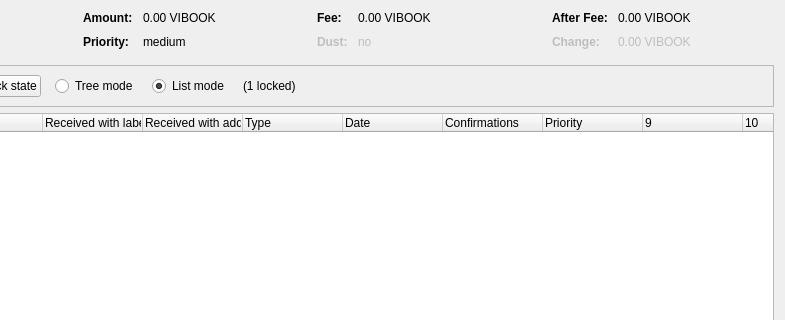
Qt form src/qt/forms/coincontroldialog.ui (VibookCoin/vibook) before a commit; both pictures show x 169 to 954 and y 0 to 320 of the 954 by 500 pixel window.
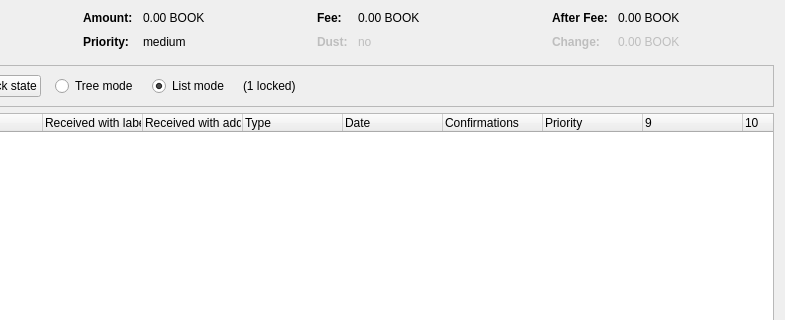
The same form after that commit. Custom widgets are drawn as their Qt base class.

What changed in the file:
```diff
--- a/src/qt/forms/coincontroldialog.ui
+++ b/src/qt/forms/coincontroldialog.ui
@@ -132,7 +132,7 @@
           <enum>Qt::ActionsContextMenu</enum>
          </property>
          <property name="text">
-          <string notr="true">0.00 VIBOOK</string>
+          <string notr="true">0.00 BOOK</string>
          </property>
          <property name="textInteractionFlags">
           <set>Qt::LinksAccessibleByMouse|Qt::TextSelectableByKeyboard|Qt::TextSelectableByMouse</set>
@@ -206,7 +206,7 @@
           <enum>Qt::ActionsContextMenu</enum>
          </property>
          <property name="text">
-          <string notr="true">0.00 VIBOOK</string>
+          <string notr="true">0.00 BOOK</string>
          </property>
          <property name="textInteractionFlags">
           <set>Qt::LinksAccessibleByMouse|Qt::TextSelectableByKeyboard|Qt::TextSelectableByMouse</set>
@@ -286,7 +286,7 @@
           <enum>Qt::ActionsContextMenu</enum>
          </property>
          <property name="text">
-          <string notr="true">0.00 VIBOOK</string>
+          <string notr="true">0.00 BOOK</string>
          </property>
          <property name="textInteractionFlags">
           <set>Qt::LinksAccessibleByMouse|Qt::TextSelectableByKeyboard|Qt::TextSelectableByMouse</set>
@@ -321,7 +321,7 @@
           <enum>Qt::ActionsContextMenu</enum>
          </property>
          <property name="text">
-          <string notr="true">0.00 VIBOOK</string>
+          <string notr="true">0.00 BOOK</string>
          </property>
          <property name="textInteractionFlags">
           <set>Qt::LinksAccessibleByMouse|Qt::TextSelectableByKeyboard|Qt::TextSelectableByMouse</set>
```
